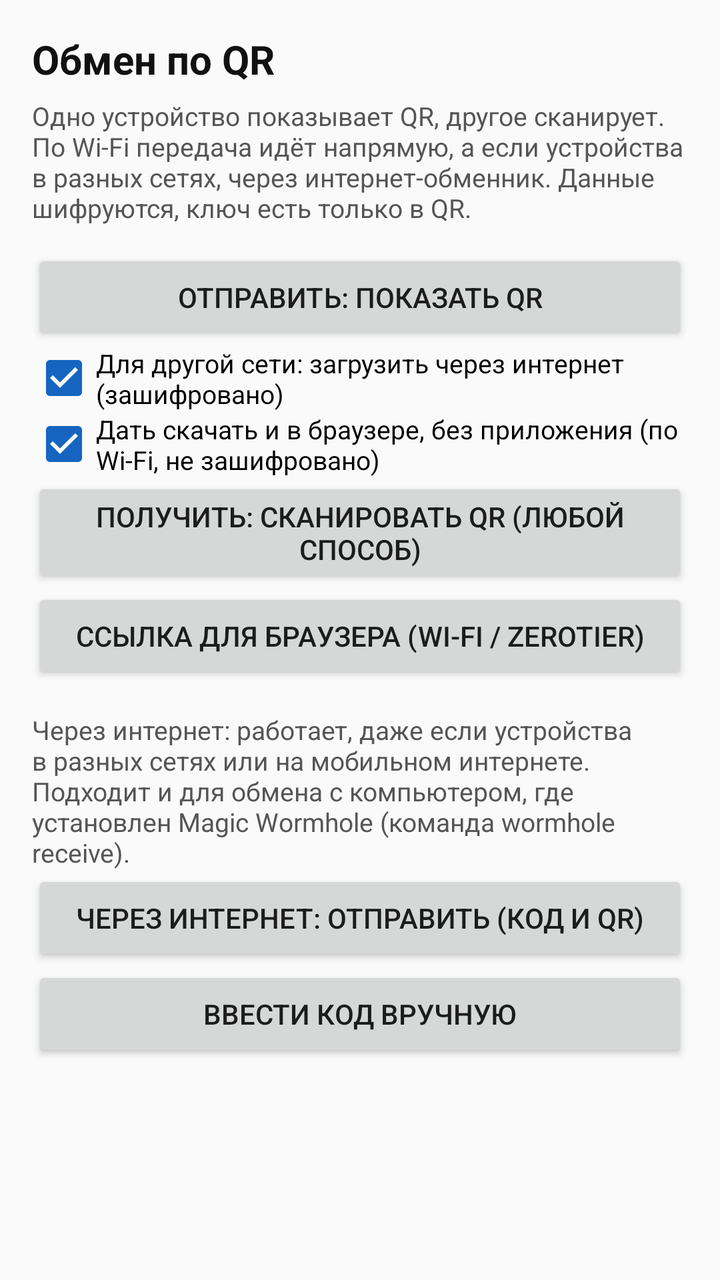
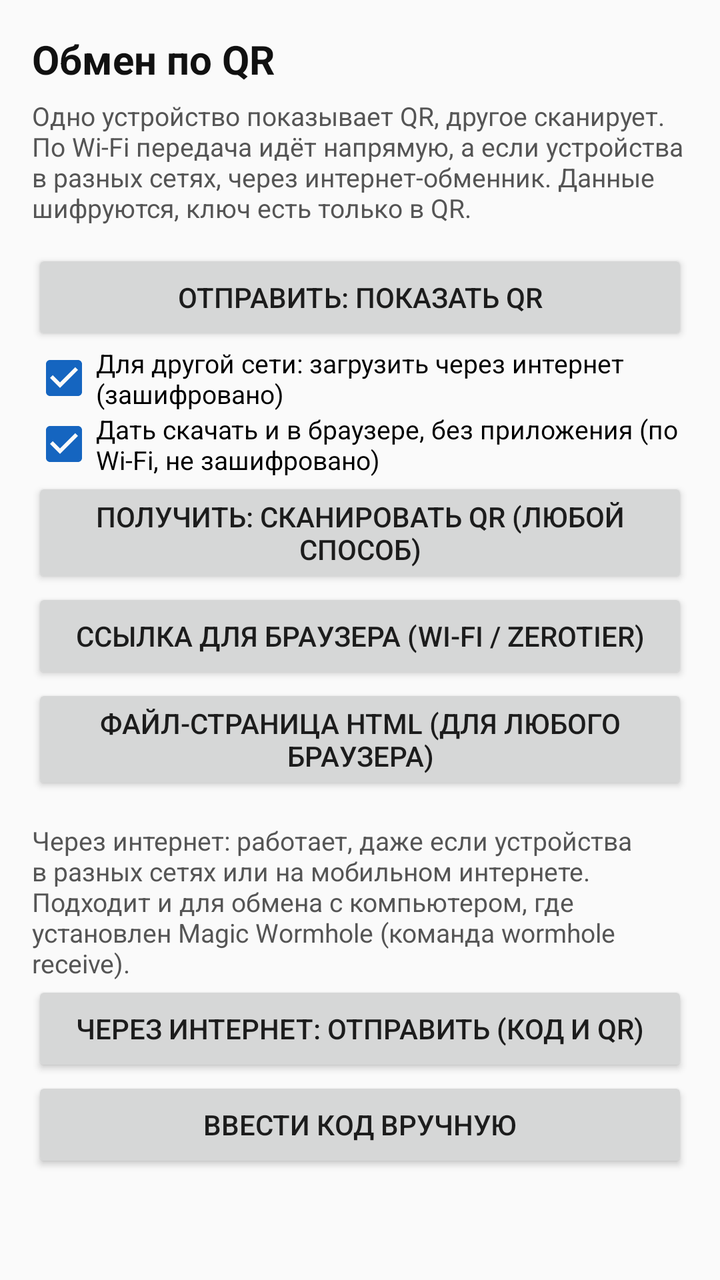

Screens rendered from an Android XML layout before and after an edit, with the pre-edit source and the edit as a unified diff.
<!-- AndroidManifest.xml: application theme AppTheme -->
<!-- res/layout/activity_exchange.xml -->
<?xml version="1.0" encoding="utf-8"?>
<ScrollView xmlns:android="http://schemas.android.com/apk/res/android"
    android:layout_width="match_parent"
    android:layout_height="match_parent"
    android:background="#FAFAFA">

    <LinearLayout
        android:layout_width="match_parent"
        android:layout_height="wrap_content"
        android:orientation="vertical"
        android:padding="16dp">

        <TextView
            android:layout_width="match_parent"
            android:layout_height="wrap_content"
            android:text="Обмен по QR"
            android:textColor="#111111"
            android:textSize="20sp"
            android:textStyle="bold" />

        <TextView
            android:layout_width="match_parent"
            android:layout_height="wrap_content"
            android:paddingTop="6dp"
            android:text="Одно устройство показывает QR, другое сканирует. По Wi‑Fi передача идёт напрямую, а если устройства в разных сетях, через интернет-обменник. Данные шифруются, ключ есть только в QR."
            android:textColor="#555555"
            android:textSize="13sp" />

        <Button
            android:id="@+id/btnSend"
            android:layout_width="match_parent"
            android:layout_height="wrap_content"
            android:layout_marginTop="12dp"
            android:text="Отправить: показать QR" />

        <CheckBox
            android:id="@+id/cbNet"
            android:layout_width="match_parent"
            android:layout_height="wrap_content"
            android:checked="true"
            android:text="Для другой сети: загрузить через интернет (зашифровано)"
            android:textSize="13sp" />

        <CheckBox
            android:id="@+id/cbBrowser"
            android:layout_width="match_parent"
            android:layout_height="wrap_content"
            android:checked="true"
            android:text="Дать скачать и в браузере, без приложения (по Wi‑Fi, не зашифровано)"
            android:textSize="13sp" />

        <Button
            android:id="@+id/btnReceive"
            android:layout_width="match_parent"
            android:layout_height="wrap_content"
            android:text="Получить: сканировать QR (любой способ)" />

        <Button
            android:id="@+id/btnWeb"
            android:layout_width="match_parent"
            android:layout_height="wrap_content"
            android:text="Ссылка для браузера (Wi‑Fi / ZeroTier)" />

        <Button
            android:id="@+id/btnWebStop"
            android:layout_width="match_parent"
            android:layout_height="wrap_content"
            android:text="Остановить веб-сервер"
            android:visibility="gone" />

        <TextView
            android:layout_width="match_parent"
            android:layout_height="wrap_content"
            android:paddingTop="14dp"
            android:text="Через интернет: работает, даже если устройства в разных сетях или на мобильном интернете. Подходит и для обмена с компьютером, где установлен Magic Wormhole (команда wormhole receive)."
            android:textColor="#555555"
            android:textSize="13sp" />

        <Button
            android:id="@+id/btnCrocSend"
            android:layout_width="match_parent"
            android:layout_height="wrap_content"
            android:text="Через интернет: отправить (код и QR)" />

        <Button
            android:id="@+id/btnCrocCode"
            android:layout_width="match_parent"
            android:layout_height="wrap_content"
            android:text="Ввести код вручную" />

        <Button
            android:id="@+id/btnCrocShare"
            android:layout_width="match_parent"
            android:layout_height="wrap_content"
            android:text="Поделиться кодом (мессенджер)"
            android:visibility="gone" />

        <Button
            android:id="@+id/btnCrocCancel"
            android:layout_width="match_parent"
            android:layout_height="wrap_content"
            android:text="Остановить обмен"
            android:visibility="gone" />

        <ProgressBar
            android:id="@+id/progress"
            style="?android:attr/progressBarStyleHorizontal"
            android:layout_width="match_parent"
            android:layout_height="wrap_content"
            android:layout_marginTop="12dp"
            android:visibility="gone" />

        <ImageView
            android:id="@+id/qrView"
            android:layout_width="300dp"
            android:layout_height="300dp"
            android:layout_gravity="center_horizontal"
            android:layout_marginTop="12dp"
            android:background="#FFFFFF"
            android:visibility="gone" />

        <TextView
            android:id="@+id/status"
            android:layout_width="match_parent"
            android:layout_height="wrap_content"
            android:paddingTop="10dp"
            android:textColor="#222222"
            android:textSize="14sp" />
    </LinearLayout>
</ScrollView>
<!-- resources referenced by this layout -->
<resources>
  <style name="AppTheme" parent="Theme.AppCompat.Light.NoActionBar">
          <item name="colorPrimary">#1565C0</item>
          <item name="colorPrimaryDark">#0D47A1</item>
          <item name="colorAccent">#1565C0</item>
          <item name="android:statusBarColor">#0D47A1</item>
      </style>
</resources>

<!-- the commit's change to res/layout/activity_exchange.xml (unified diff, before → after) -->
@@ -60,6 +60,12 @@
             android:layout_width="match_parent"
             android:layout_height="wrap_content"
             android:text="Ссылка для браузера (Wi‑Fi / ZeroTier)" />
+
+        <Button
+            android:id="@+id/btnHtmlAll"
+            android:layout_width="match_parent"
+            android:layout_height="wrap_content"
+            android:text="Файл-страница HTML (для любого браузера)" />
 
         <Button
             android:id="@+id/btnWebStop"
